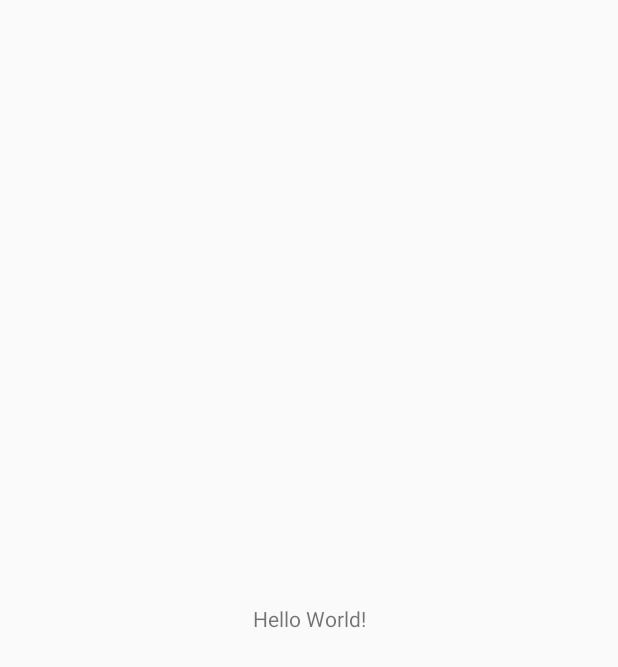
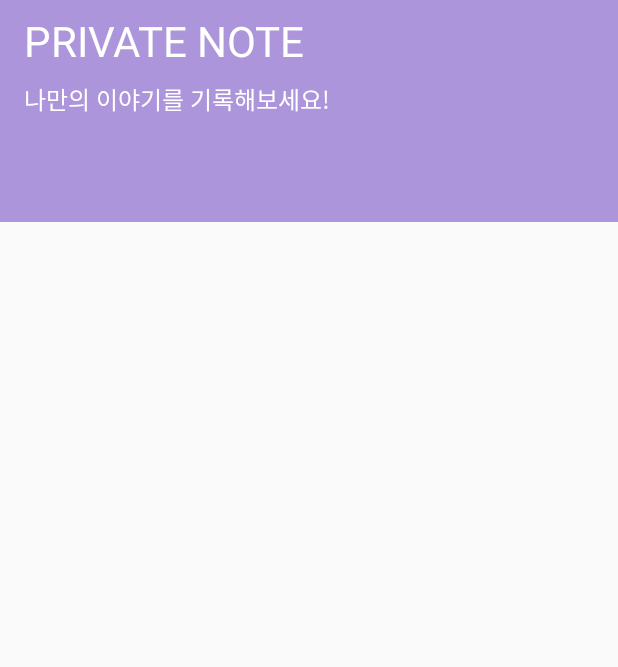
Before and after one commit to GowoonJ/Image-Note-App, an Android app: the screen it shows after launch (MainActivity), on a phone screen of 412 x 824 dp. Before the commit the part shown is almost empty. Shown: the top 667 px of the screen. Run offline under Robolectric (Android 15) with nearby library versions, the phone set to English and light mode, and no system bars.

Commit message:
MainActivity layout 설정

```diff
--- a/app/build.gradle
+++ b/app/build.gradle
@@ -37,6 +37,7 @@ dependencies {
     testImplementation 'junit:junit:4.12'
     androidTestImplementation 'androidx.test:runner:1.2.0'
     androidTestImplementation 'androidx.test.espresso:espresso-core:3.2.0'
+    implementation 'com.google.android.material:material:1.1.0'
 
     // glide
     implementation "com.github.bumptech.glide:glide:$glideVersion"
--- a/app/src/main/res/layout/activity_main.xml
+++ b/app/src/main/res/layout/activity_main.xml
@@ -1,18 +1,43 @@
 <?xml version="1.0" encoding="utf-8"?>
-<androidx.constraintlayout.widget.ConstraintLayout xmlns:android="http://schemas.android.com/apk/res/android"
+<androidx.constraintlayout.widget.ConstraintLayout
+    xmlns:android="http://schemas.android.com/apk/res/android"
     xmlns:app="http://schemas.android.com/apk/res-auto"
     xmlns:tools="http://schemas.android.com/tools"
     android:layout_width="match_parent"
     android:layout_height="match_parent"
     tools:context=".activity.MainActivity">
 
-    <TextView
+    <include
+        android:id="@+id/layout_title"
+        layout="@layout/layout_tiitle"
+        android:layout_width="match_parent"
+        android:layout_height="0dp"
+        app:layout_constraintHeight_percent="0.18"
+        app:layout_constraintTop_toTopOf="parent" />
+
+
+    <androidx.constraintlayout.widget.Guideline
+        android:id="@+id/guideline_start"
         android:layout_width="wrap_content"
         android:layout_height="wrap_content"
-        android:text="Hello World!"
+        android:orientation="vertical"
+        app:layout_constraintGuide_percent="0.044"/>
+
+    <androidx.constraintlayout.widget.Guideline
+        android:id="@+id/guideline_end"
+        android:layout_width="wrap_content"
+        android:layout_height="wrap_content"
+        android:orientation="vertical"
+        app:layout_constraintGuide_percent="0.956" />
+
+    <androidx.recyclerview.widget.RecyclerView
+        android:layout_width="0dp"
+        android:layout_height="0dp"
+        android:layout_marginTop="8dp"
         app:layout_constraintBottom_toBottomOf="parent"
-        app:layout_constraintLeft_toLeftOf="parent"
-        app:layout_constraintRight_toRightOf="parent"
-        app:layout_constraintTop_toTopOf="parent" />
+        app:layout_constraintEnd_toStartOf="@+id/guideline_end"
+        app:layout_constraintStart_toStartOf="@+id/guideline_start"
+        app:layout_constraintTop_toBottomOf="@+id/layout_title" />
+
 
 </androidx.constraintlayout.widget.ConstraintLayout>
--- /dev/null
+++ b/app/src/main/res/layout/layout_tiitle.xml
@@ -0,0 +1,34 @@
+<?xml version="1.0" encoding="utf-8"?>
+<androidx.constraintlayout.widget.ConstraintLayout
+    xmlns:android="http://schemas.android.com/apk/res/android"
+    android:layout_width="match_parent"
+    android:layout_height="match_parent"
+    xmlns:app="http://schemas.android.com/apk/res-auto"
+    android:background="@color/colorMain">
+
+    <TextView
+        android:id="@+id/tv_title"
+        android:layout_width="wrap_content"
+        android:layout_height="wrap_content"
+        android:layout_marginStart="16dp"
+        android:layout_marginTop="8dp"
+        android:text="Private Note"
+        android:textSize="28sp"
+        android:textAllCaps="true"
+        android:textColor="@color/colorTextTitle"
+        app:layout_constraintStart_toStartOf="parent"
+        app:layout_constraintTop_toTopOf="parent" />
+
+    <TextView
+        android:id="@+id/tv_sub_title"
+        android:layout_width="wrap_content"
+        android:layout_height="wrap_content"
+        android:layout_marginTop="8dp"
+        android:text="나만의 이야기를 기록해보세요!"
+        android:textAllCaps="true"
+        android:textColor="@color/colorTextTitle"
+        android:textSize="16sp"
+        app:layout_constraintStart_toStartOf="@id/tv_title"
+        app:layout_constraintTop_toBottomOf="@id/tv_title" />
+
+</androidx.constraintlayout.widget.ConstraintLayout>
--- a/app/src/main/res/values/colors.xml
+++ b/app/src/main/res/values/colors.xml
@@ -13,4 +13,6 @@
     <color name="colorTextSub">#838383</color>
     <color name="colorHighlight">#2d2d2c</color>
     <color name="colorHighlight2">#FB2F4E</color>
+
+    <color name="colorTextTitle">#ffffff</color>
 </resources>
```
